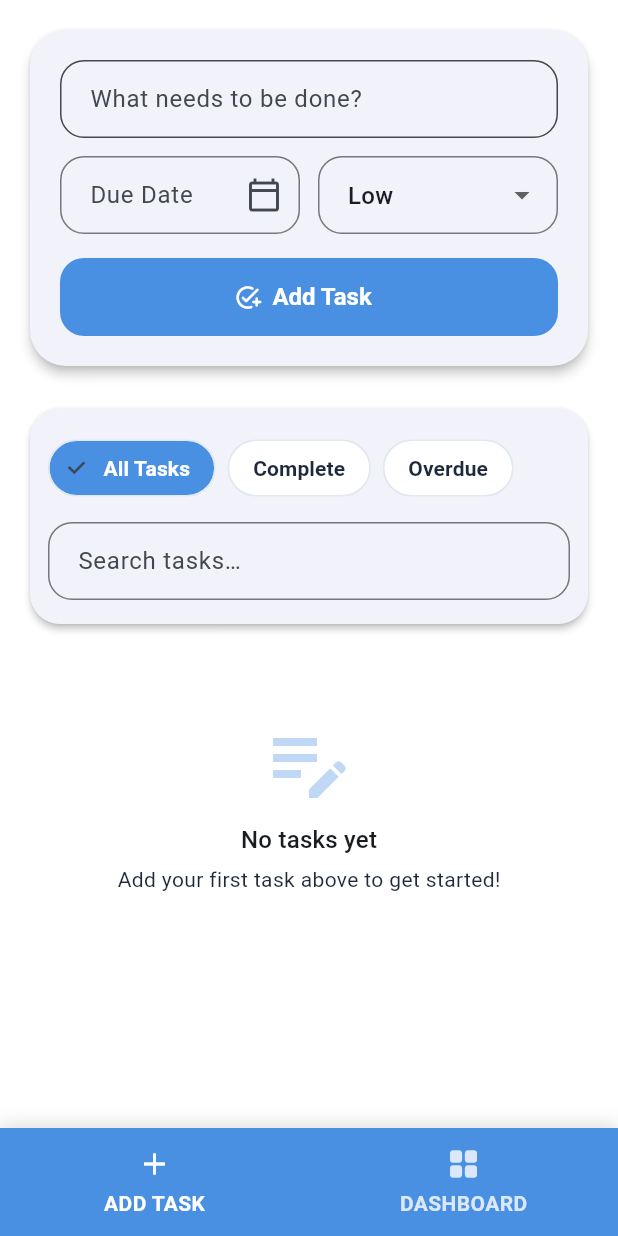
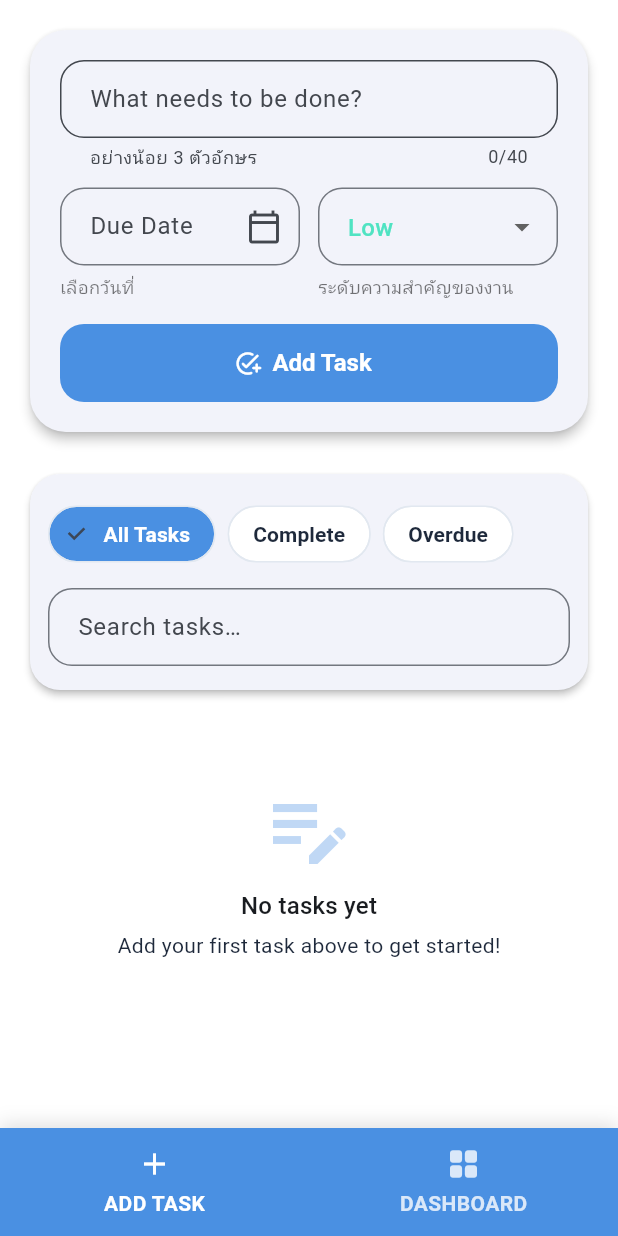
Before and after one commit to panawat-sutthasit/Todo-List, a Flutter app: the screen it shows after launch, on a phone screen of 412 x 824 dp. Run offline on Flutter 3.47's test engine with Material 3 defaults, Android fonts, the phone set to English and light mode, and no system bars; our stand-ins replace shared_preferences, table_calendar.

Commit message:
ีupdate

```diff
--- a/todolist/lib/pages/add_task_page.dart
+++ b/todolist/lib/pages/add_task_page.dart
@@ -24,6 +24,20 @@ class _AddTaskPageState extends State<AddTaskPage> {
     super.dispose();
   }
 
+  // สีตามระดับความสำคัญ
+  Color _priorityColor(TaskPriority p) {
+    switch (p) {
+      case TaskPriority.high:
+        return const Color(0xFFEF4444); // แดง
+      case TaskPriority.medium:
+        return const Color(0xFFFACC15); // เหลือง
+      case TaskPriority.low:
+      // ignore: unreachable_switch_default
+      default:
+        return const Color(0xFF50E3C2); // มิ้นต์
+    }
+  }
+
   Future<void> _pickDate() async {
     final now = DateTime.now();
     final picked = await showDatePicker(
@@ -42,7 +56,15 @@ class _AddTaskPageState extends State<AddTaskPage> {
 
   Future<void> _save() async {
     final text = _title.text.trim();
-    if (text.isEmpty) return;
+
+    // ตรวจว่าขั้นต่ำ 3 ตัวอักษร
+    if (text.length < 3) {
+      ScaffoldMessenger.of(context).showSnackBar(
+        const SnackBar(content: Text('กรุณากรอกชื่องานอย่างน้อย 3 ตัวอักษร')),
+      );
+      return;
+    }
+
     final newTask = Task(
       id: DateTime.now().millisecondsSinceEpoch.toString(),
       title: text,
@@ -83,6 +105,10 @@ class _AddTaskPageState extends State<AddTaskPage> {
     final theme = Theme.of(context);
     final provider = context.watch<TaskProvider>();
 
+    // ข้อความวันที่
+    final dueText =
+        _due == null ? '' : DateFormat('dd/MM/yyyy').format(_due!);
+
     return Scaffold(
       backgroundColor: theme.colorScheme.surfaceContainerLowest,
       body: SafeArea(
@@ -94,96 +120,144 @@ class _AddTaskPageState extends State<AddTaskPage> {
               Card(
                 elevation: 3,
                 shape: RoundedRectangleBorder(
-                    borderRadius: BorderRadius.circular(24)),
+                  borderRadius: BorderRadius.circular(24),
+                ),
                 child: Padding(
                   padding: const EdgeInsets.all(20),
                   child: Column(
                     crossAxisAlignment: CrossAxisAlignment.stretch,
                     children: [
+                      // Title + helper + counter 0/40
                       TextField(
                         controller: _title,
-                        maxLength: 40,
+                        maxLength: 40, // แสดง counter อัตโนมัติขวาล่าง
                         decoration: InputDecoration(
                           hintText: 'What needs to be done?',
-                          counterText: '',
+                          helperText: 'อย่างน้อย 3 ตัวอักษร', // ซ้ายล่าง
                           filled: true,
-                          fillColor:
                           // ignore: deprecated_member_use
-                              theme.colorScheme.surface.withOpacity(0.05),
+                          fillColor: theme.colorScheme.surface.withOpacity(0.05),
                           border: OutlineInputBorder(
                             borderRadius: BorderRadius.circular(16),
                           ),
                           contentPadding: const EdgeInsets.symmetric(
-                              horizontal: 16, vertical: 14),
+                            horizontal: 16,
+                            vertical: 14,
+                          ),
                         ),
                         textInputAction: TextInputAction.next,
                         onSubmitted: (_) => _save(),
                       ),
                       const SizedBox(height: 12),
+
+                      // Due date + Priority
                       Row(
+                        crossAxisAlignment: CrossAxisAlignment.start,
                         children: [
-                          // วันที่
+                          // Due Date field + helper "เลือกวันที่"
                           Expanded(
-                            child: GestureDetector(
+                            child: Column(
+                              crossAxisAlignment: CrossAxisAlignment.start,
+                              children: [
+                                GestureDetector(
                                   onTap: _pickDate,
                                   child: AbsorbPointer(
                                     child: TextField(
                                       readOnly: true,
-                                  controller: TextEditingController(
-                                    text: _due == null
-                                        ? ''
-                                        : DateFormat('dd/MM/yyyy')
-                                            .format(_due!),
-                                  ),
+                                      controller: TextEditingController(text: dueText),
                                       decoration: InputDecoration(
                                         hintText: 'Due Date',
                                         suffixIcon: IconButton(
                                           onPressed: _pickDate,
-                                      icon: const Icon(
-                                          Icons.calendar_today_outlined),
+                                          icon: const Icon(Icons.calendar_today_outlined),
                                         ),
                                         border: OutlineInputBorder(
                                           borderRadius: BorderRadius.circular(16),
                                         ),
                                         contentPadding: const EdgeInsets.symmetric(
-                                        horizontal: 16, vertical: 14),
+                                          horizontal: 16,
+                                          vertical: 14,
                                         ),
                                       ),
                                     ),
                                   ),
                                 ),
+                                const SizedBox(height: 6),
+                                const Text(
+                                  'เลือกวันที่',
+                                  style: TextStyle(fontSize: 12, color: Colors.black54),
+                                ),
+                              ],
+                            ),
+                          ),
                           const SizedBox(width: 12),
-                          // Priority
+
+                          // Priority field + helper "ระดับความสำคัญของงาน"
                           Expanded(
-                            child: DropdownButtonFormField<TaskPriority>(
+                            child: Column(
+                              crossAxisAlignment: CrossAxisAlignment.start,
+                              children: [
+                                DropdownButtonFormField<TaskPriority>(
                                   // ignore: deprecated_member_use
                                   value: _priority,
-                              items: const [
-                                DropdownMenuItem(
-                                    value: TaskPriority.low,
-                                    child: Text('Low')),
-                                DropdownMenuItem(
-                                    value: TaskPriority.medium,
-                                    child: Text('Medium')),
-                                DropdownMenuItem(
-                                    value: TaskPriority.high,
-                                    child: Text('High')),
+                                  items: TaskPriority.values.map((p) {
+                                    final label = p.name[0].toUpperCase() + p.name.substring(1);
+                                    return DropdownMenuItem(
+                                      value: p,
+                                      child: Row(
+                                        children: [
+                                          Container(
+                                            width: 10,
+                                            height: 10,
+                                            decoration: BoxDecoration(
+                                              color: _priorityColor(p),
+                                              shape: BoxShape.circle,
+                                            ),
+                                          ),
+                                          const SizedBox(width: 8),
+                                          Text(label),
                                         ],
-                              onChanged: (v) =>
-                                  setState(() => _priority = v!),
+                                      ),
+                                    );
+                                  }).toList(),
+                                  // ให้ค่าที่ถูกเลือกแสดงสีตามระดับ
+                                  selectedItemBuilder: (ctx) =>
+                                      TaskPriority.values.map((p) {
+                                    final label = p.name[0].toUpperCase() + p.name.substring(1);
+                                    return Align(
+                                      alignment: Alignment.centerLeft,
+                                      child: Text(
+                                        label,
+                                        style: TextStyle(color: _priorityColor(p)),
+                                      ),
+                                    );
+                                  }).toList(),
+                                  onChanged: (v) => setState(() => _priority = v ?? TaskPriority.low),
                                   decoration: InputDecoration(
                                     hintText: 'Priority',
                                     border: OutlineInputBorder(
                                       borderRadius: BorderRadius.circular(16),
                                     ),
                                     contentPadding: const EdgeInsets.symmetric(
-                                    horizontal: 16, vertical: 14),
+                                      horizontal: 16,
+                                      vertical: 14,
                                     ),
+                                  ),
+                                ),
+                                const SizedBox(height: 6),
+                                const Text(
+                                  'ระดับความสำคัญของงาน',
+                                  style: TextStyle(fontSize: 12, color: Colors.black54),
+                                ),
+                              ],
                             ),
                           ),
                         ],
                       ),
+
                       const SizedBox(height: 16),
+
+                      // Add button
                       SizedBox(
                         height: 52,
                         child: FilledButton.icon(
@@ -199,7 +273,7 @@ class _AddTaskPageState extends State<AddTaskPage> {
                           ),
                           onPressed: _save,
                           icon: const Icon(Icons.add_task_rounded),
-                          label: const Text("Add Task"),
+                          label: const Text('Add Task'),
                         ),
                       ),
                     ],
@@ -213,10 +287,10 @@ class _AddTaskPageState extends State<AddTaskPage> {
               Card(
                 elevation: 2,
                 shape: RoundedRectangleBorder(
-                    borderRadius: BorderRadius.circular(20)),
+                  borderRadius: BorderRadius.circular(20),
+                ),
                 child: Padding(
-                  padding:
-                      const EdgeInsets.symmetric(horizontal: 12, vertical: 16),
+                  padding: const EdgeInsets.symmetric(horizontal: 12, vertical: 16),
                   child: Column(
                     crossAxisAlignment: CrossAxisAlignment.start,
                     children: [
@@ -241,7 +315,9 @@ class _AddTaskPageState extends State<AddTaskPage> {
                             borderRadius: BorderRadius.circular(16),
                           ),
                           contentPadding: const EdgeInsets.symmetric(
-                              horizontal: 16, vertical: 14),
+                            horizontal: 16,
+                            vertical: 14,
+                          ),
                         ),
                       ),
                     ],
@@ -257,10 +333,12 @@ class _AddTaskPageState extends State<AddTaskPage> {
                   padding: const EdgeInsets.only(top: 40),
                   child: Column(
                     children: [
-                      Icon(Icons.edit_note,
+                      Icon(
+                        Icons.edit_note,
                         size: 64,
                         // ignore: deprecated_member_use
-                          color: theme.colorScheme.primary.withOpacity(.35)),
+                        color: theme.colorScheme.primary.withOpacity(.35),
+                      ),
                       const SizedBox(height: 8),
                       Text('No tasks yet', style: theme.textTheme.titleMedium),
                       const SizedBox(height: 4),
@@ -269,7 +347,8 @@ class _AddTaskPageState extends State<AddTaskPage> {
                   ),
                 )
               else
-                ...provider.tasks.map((t) => TaskCard(
+                ...provider.tasks.map(
+                  (t) => TaskCard(
                     task: t,
                     onEdit: () async {
                       final ctrl = TextEditingController(text: t.title);
@@ -284,8 +363,7 @@ class _AddTaskPageState extends State<AddTaskPage> {
                             children: [
                               TextField(
                                 controller: ctrl,
-                                  decoration: const InputDecoration(
-                                      labelText: 'Title'),
+                                decoration: const InputDecoration(labelText: 'Title'),
                               ),
                               const SizedBox(height: 8),
                               Row(
@@ -296,43 +374,35 @@ class _AddTaskPageState extends State<AddTaskPage> {
                                         final now = DateTime.now();
                                         final picked = await showDatePicker(
                                           context: context,
-                                            firstDate:
-                                                DateTime(now.year - 1),
-                                            lastDate:
-                                                DateTime(now.year + 5),
+                                          firstDate: DateTime(now.year - 1),
+                                          lastDate: DateTime(now.year + 5),
                                           initialDate: dd ?? now,
                                         );
                                         if (picked != null) dd = picked;
                                       },
-                                        icon: const Icon(
-                                            Icons.calendar_today, size: 18),
-                                        label: Text(dd == null
+                                      icon: const Icon(Icons.calendar_today, size: 18),
+                                      label: Text(
+                                        dd == null
                                             ? 'ว/ด/ปปปป'
-                                            : DateFormat('dd/MM/yyyy')
-                                                .format(dd!)),
+                                            : DateFormat('dd/MM/yyyy').format(dd!),
+                                      ),
                                     ),
                                   ),
                                   const SizedBox(width: 8),
                                   Expanded(
-                                      child:
-                                          DropdownButtonFormField<TaskPriority>(
+                                    child: DropdownButtonFormField<TaskPriority>(
                                       // ignore: deprecated_member_use
                                       value: pp,
                                       items: const [
                                         DropdownMenuItem(
-                                              value: TaskPriority.low,
-                                              child: Text('Low')),
+                                            value: TaskPriority.low, child: Text('Low')),
                                         DropdownMenuItem(
-                                              value: TaskPriority.medium,
-                                              child: Text('Medium')),
+                                            value: TaskPriority.medium, child: Text('Medium')),
                                         DropdownMenuItem(
-                                              value: TaskPriority.high,
-                                              child: Text('High')),
+                                            value: TaskPriority.high, child: Text('High')),
                                       ],
-                                        onChanged: (v) =>
-                                            pp = v ?? TaskPriority.low,
-                                        decoration: const InputDecoration(
-                                            labelText: 'Priority'),
+                                      onChanged: (v) => pp = v ?? TaskPriority.low,
+                                      decoration: const InputDecoration(labelText: 'Priority'),
                                     ),
                                   ),
                                 ],
@@ -346,17 +416,12 @@ class _AddTaskPageState extends State<AddTaskPage> {
                             ),
                             FilledButton(
                               onPressed: () async {
-                                  t.title = ctrl.text.trim().isEmpty
-                                      ? t.title
-                                      : ctrl.text.trim();
+                                final newTitle = ctrl.text.trim();
+                                if (newTitle.isNotEmpty) t.title = newTitle;
                                 t.due = dd;
                                 t.priority = pp;
-                                  await context
-                                      .read<TaskProvider>()
-                                      .update(t);
-                                  if (context.mounted)
-                                    // ignore: curly_braces_in_flow_control_structures
-                                    Navigator.pop(context);
+                                await context.read<TaskProvider>().update(t);
+                                if (context.mounted) Navigator.pop(context);
                               },
                               child: const Text('Save'),
                             ),
@@ -364,35 +429,9 @@ class _AddTaskPageState extends State<AddTaskPage> {
                         ),
                       );
                     },
-                      onDelete: () async {
-                        final confirm = await showDialog<bool>(
-                          context: context,
-                          builder: (_) => AlertDialog(
-                            title: const Text('Confirm Delete'),
-                            content: const Text(
-                                'คุณแน่ใจหรือไม่ว่าต้องการลบงานนี้ออก?'),
-                            actions: [
-                              TextButton(
-                                onPressed: () =>
-                                    Navigator.pop(context, false),
-                                child: const Text('Cancel'),
+                    // ❌ ไม่ส่ง onDelete เพื่อไม่ให้มี dialog ซ้ำ
                   ),
-                              FilledButton(
-                                onPressed: () =>
-                                    Navigator.pop(context, true),
-                                style: FilledButton.styleFrom(
-                                    backgroundColor: Colors.red),
-                                child: const Text('Delete'),
                 ),
-                            ],
-                          ),
-                        );
-                        if (confirm == true) {
-                          // ignore: use_build_context_synchronously
-                          await context.read<TaskProvider>().delete(t.id);
-                        }
-                      },
-                    )),
               const SizedBox(height: 100),
             ],
           ),
```
Also changed, not shown: todolist/lib/widgets/task_card.dart (+13 -22 lines). Lines whose indentation alone changed are shown as unchanged.
